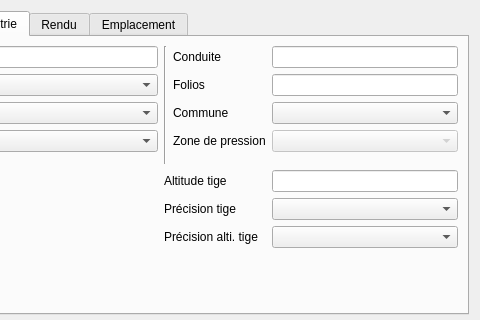
This is qgis-project/ui_forms/valve.ui in qwat/QWAT as Qt 5 draws it before an edit; both pictures show x 129 to 609 and y 0 to 320 of the 609 by 476 pixel window. The edited form follows.
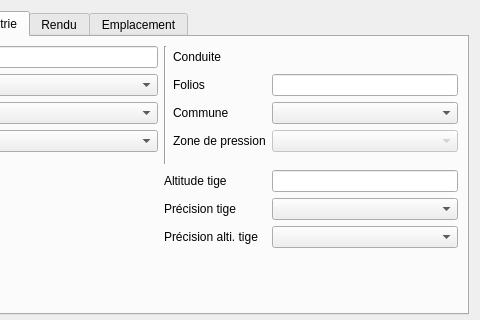
This is the edited form. The open tabs and pages were chosen to show the change. Custom widgets are drawn as their Qt base class.

Commit message: [project] relation reference widget for valve to pipe relation

What changed in the file:
```diff
--- a/qgis-project/ui_forms/valve.ui
+++ b/qgis-project/ui_forms/valve.ui
@@ -269,16 +269,6 @@
          </property>
         </widget>
        </item>
-       <item row="2" column="4">
-        <widget class="QLineEdit" name="fk_pipe">
-         <property name="enabled">
-          <bool>true</bool>
-         </property>
-         <property name="readOnly">
-          <bool>true</bool>
-         </property>
-        </widget>
-       </item>
        <item row="2" column="3">
         <widget class="QLabel" name="label_13">
          <property name="text">
@@ -334,6 +324,9 @@
        <item row="4" column="4">
         <widget class="QComboBox" name="fk_district"/>
        </item>
+       <item row="2" column="4">
+        <widget class="QgsRelationReferenceWidget" name="mRelationReference"/>
+       </item>
       </layout>
       <zorder>line</zorder>
       <zorder>altitude</zorder>
```
Left out of the diff: 2 changed lines with no effect on the pictures. The commit also changes 1 other file.
